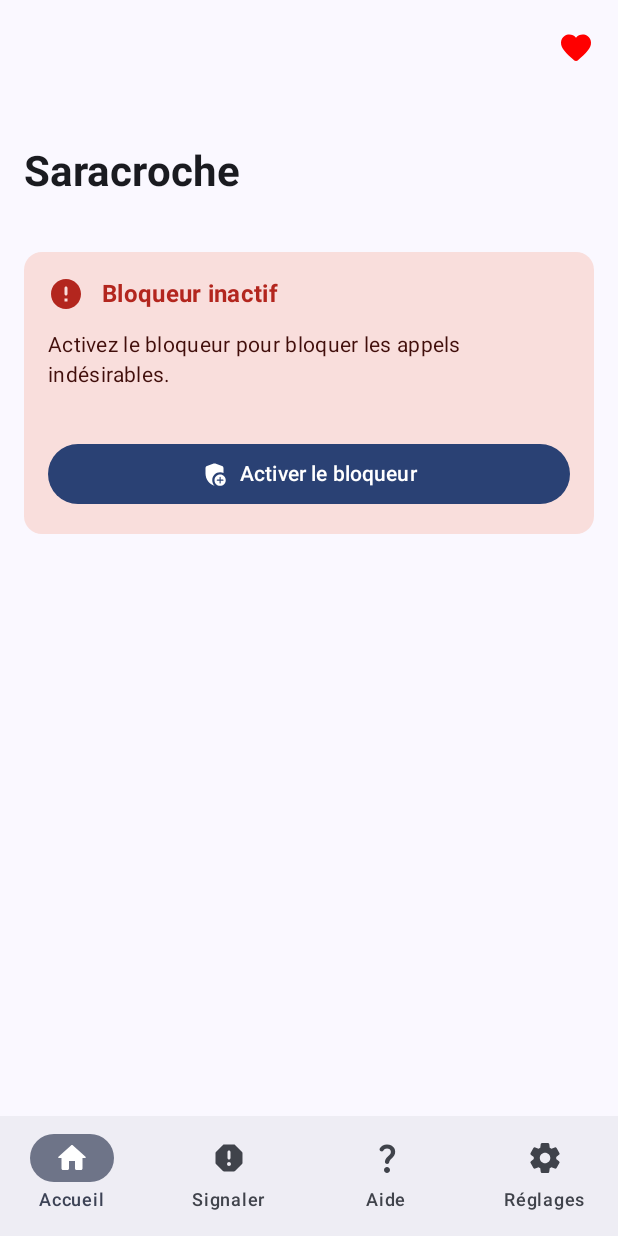
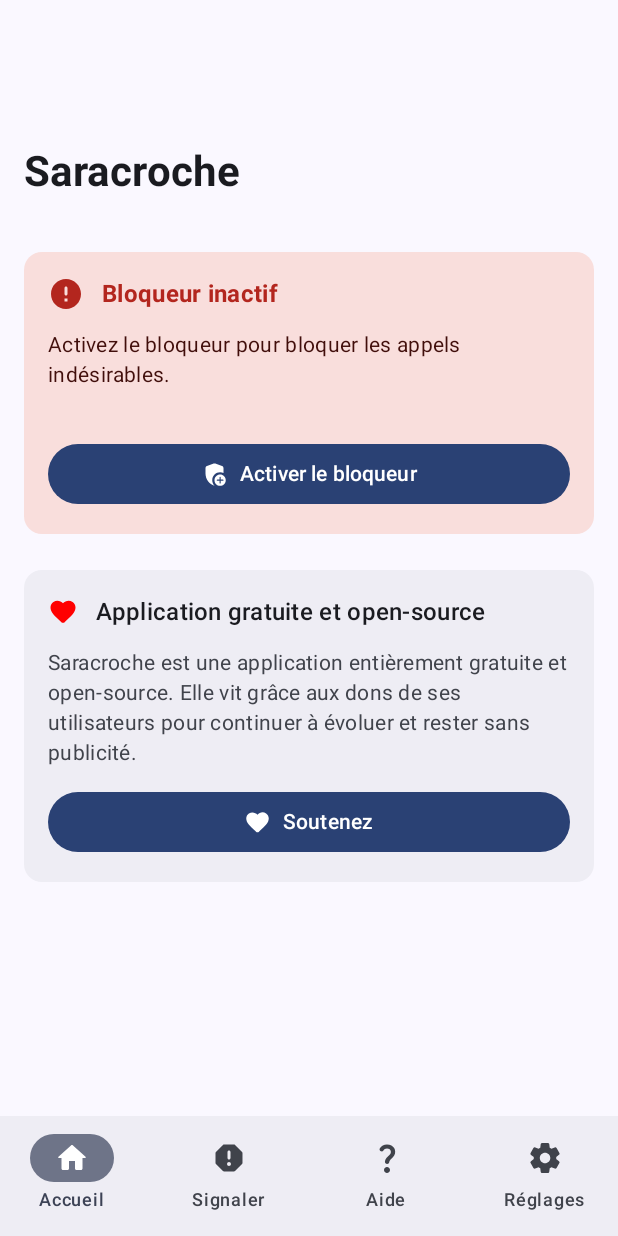
Before and after one commit to cbouvat/saracroche-android, an Android app built with Jetpack Compose: the screen it shows after launch (MainActivity), on a phone screen of 412 x 824 dp. Run offline under Robolectric (Android 15) with nearby library versions, the phone set to English and light mode, and no system bars.

Commit message:
Add support project card to HomeScreen with donation option

```diff
--- a/app/src/main/java/com/cbouvat/android/saracroche/ui/home/HomeScreen.kt
+++ b/app/src/main/java/com/cbouvat/android/saracroche/ui/home/HomeScreen.kt
@@ -101,17 +101,6 @@ fun HomeScreen() {
         topBar = {
             LargeTopAppBar(
                 title = { Text("Saracroche", fontWeight = FontWeight.Bold) },
-                actions = {
-                    IconButton(
-                        onClick = { showDonationSheet = true }
-                    ) {
-                        Icon(
-                            imageVector = Icons.Rounded.Favorite,
-                            contentDescription = "Soutenir Saracroche",
-                            tint = Color.Red
-                        )
-                    }
-                },
                 scrollBehavior = scrollBehavior,
                 windowInsets = WindowInsets.statusBars
             )
@@ -145,6 +134,10 @@ fun HomeScreen() {
                     context = context
                 )
             }
+
+            SupportProjectCard(
+                onDonationClick = { showDonationSheet = true }
+            )
         }
     }
 
@@ -214,6 +207,56 @@ fun CallScreeningPermissionCard(
 }
 
 @Composable
+fun SupportProjectCard(
+    onDonationClick: () -> Unit
+) {
+    Card(
+        modifier = Modifier.fillMaxWidth(),
+        colors = CardDefaults.cardColors(
+            containerColor = MaterialTheme.colorScheme.surfaceContainer
+        )
+    ) {
+        Column(
+            modifier = Modifier.padding(16.dp),
+            verticalArrangement = Arrangement.spacedBy(12.dp)
+        ) {
+            Row(verticalAlignment = Alignment.CenterVertically) {
+                Icon(
+                    imageVector = Icons.Rounded.Favorite,
+                    contentDescription = null,
+                    modifier = Modifier.size(20.dp),
+                    tint = Color.Red
+                )
+                Spacer(modifier = Modifier.width(12.dp))
+                Text(
+                    text = "Application gratuite et open-source",
+                    style = MaterialTheme.typography.titleMedium,
+                    fontWeight = FontWeight.SemiBold,
+                    color = MaterialTheme.colorScheme.onSurface
+                )
+            }
+            Text(
+                text = "Saracroche est une application entièrement gratuite et open-source. Elle vit grâce aux dons de ses utilisateurs pour continuer à évoluer et rester sans publicité.",
+                style = MaterialTheme.typography.bodyMedium,
+                color = MaterialTheme.colorScheme.onSurfaceVariant
+            )
+            Button(
+                onClick = onDonationClick,
+                modifier = Modifier.fillMaxWidth()
+            ) {
+                Icon(
+                    imageVector = Icons.Rounded.Favorite,
+                    contentDescription = null,
+                    modifier = Modifier.size(18.dp)
+                )
+                Spacer(modifier = Modifier.width(8.dp))
+                Text("Soutenez")
+            }
+        }
+    }
+}
+
+@Composable
 fun BlockedPatternsStatsCard(
     totalBlockedNumbers: Long,
     context: android.content.Context
```
